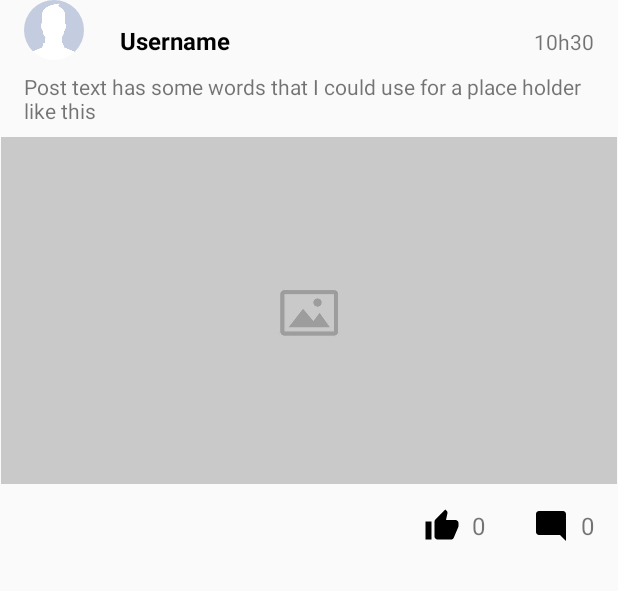
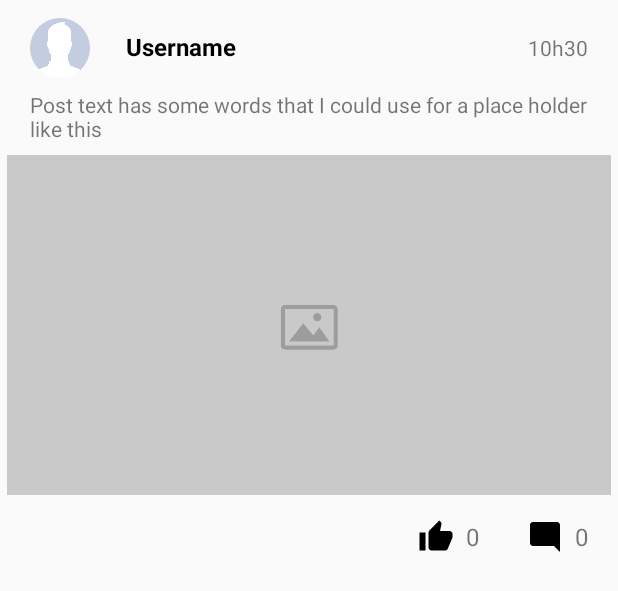
Before and after one commit to rushigandhi/notive, an Android app: the layout layout_post.xml on its own in the app's theme, with its tools: preview values and no code run, on a phone screen of 412 x 824 dp. Shown: the top 591 px of the screen. Run offline under Robolectric (Android 15) with nearby library versions, the phone set to English and light mode, and no system bars.

Commit message:
design-tweaks(layout_post): fixed padding and margins on image

```diff
--- a/app/src/main/res/layout/layout_post.xml
+++ b/app/src/main/res/layout/layout_post.xml
@@ -2,7 +2,8 @@
 <LinearLayout xmlns:android="http://schemas.android.com/apk/res/android"
     android:layout_width="match_parent"
     android:layout_height="match_parent"
-    android:orientation="vertical">
+    android:orientation="vertical"
+    android:padding="4dp">
 
     <LinearLayout
         android:layout_width="match_parent"
@@ -16,6 +17,7 @@
             android:layout_height="40dp"
             android:layout_marginLeft="16dp"
             android:layout_marginRight="16dp"
+            android:layout_marginTop="8dp"
             android:src="@drawable/facebook_avatar" />
 
         <TextView
```
Also changed, not shown: app/src/main/java/paperbaglabs/school_android/MainActivity.java (line endings or trailing spaces).
